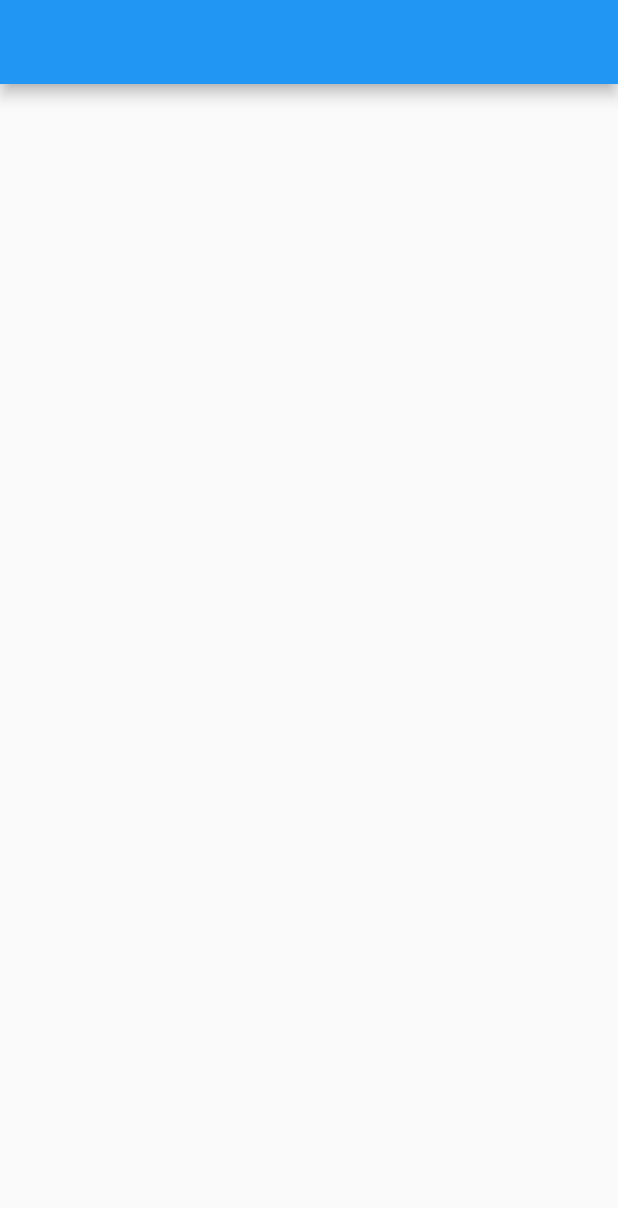
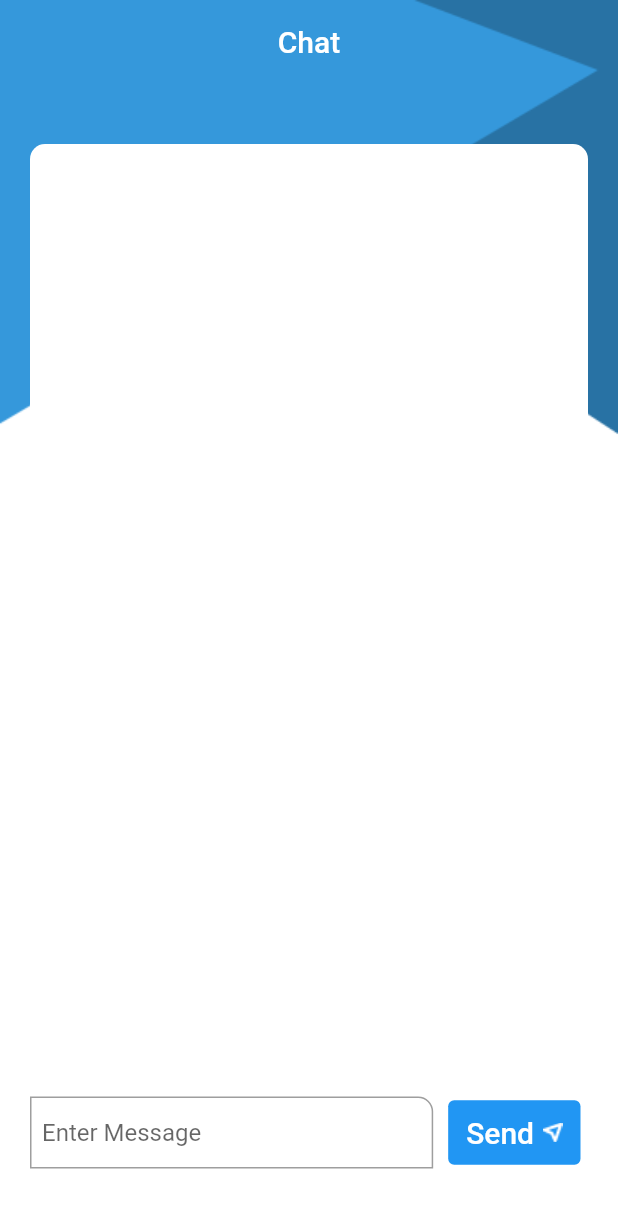
Before and after one commit to Eyadzz/chat_app, a Flutter app: the screen it shows after launch, on a phone screen of 412 x 824 dp. Shown: the top 1208 px of the screen. Run offline on Flutter 3.47's test engine with Material 2 defaults, Android fonts, the phone set to English and light mode, and no system bars.

Commit message:
add assets imageFile and create chat ui.v1

```diff
--- /dev/null
+++ b/lib/Chat.dart
@@ -0,0 +1,93 @@
+import 'package:flutter/material.dart';
+class Chat extends StatefulWidget {
+  Chat({Key key, this.title}) : super(key: key);
+  static const routeName = "chat";
+  var title;
+  @override
+  _ChatState createState() => _ChatState();
+}
+
+class _ChatState extends State<Chat> {
+  @override
+  Widget build(BuildContext context) {
+    return Stack(
+      children: [
+        Container(
+          color: Colors.white,
+          child: Image.asset('assets/images/background.png',
+            height: double.infinity,
+            width: double.infinity,
+            fit: BoxFit.fill,
+          ),
+        ),
+        Scaffold(
+          backgroundColor: Colors.transparent,
+          appBar: AppBar(
+            title: Text('Chat'),
+            backgroundColor: Colors.transparent,
+            elevation: 0,
+            centerTitle: true,
+          ),
+          body: Container(
+            margin: EdgeInsets.symmetric(vertical: 40,horizontal: 20),
+            decoration: BoxDecoration(
+              borderRadius: BorderRadius.all(Radius.circular(10)),
+              color: Colors.white,
+            ),
+            child: Column(
+              crossAxisAlignment: CrossAxisAlignment.stretch,
+              children: [
+                Expanded(
+                  child: Column(
+
+                  ),
+                ),
+                Row(
+                  children: [
+                    Expanded(
+                      child: TextField(
+                        decoration: InputDecoration(
+                            hintText: 'Enter Message',
+                            border: OutlineInputBorder(
+                              borderRadius: BorderRadius.only(topRight: Radius.circular(10)),
+                            ),
+                            contentPadding: EdgeInsets.symmetric(vertical: 1,horizontal: 8),
+                        ),
+                      ),
+                    ),
+                    Container(
+                      margin: EdgeInsets.only(left: 5),
+                      padding: EdgeInsets.all(5),
+                      child: TextButton(
+                          style: ButtonStyle(
+                            backgroundColor: MaterialStateProperty.all(Colors.blue),
+                            padding: MaterialStateProperty.all(EdgeInsets.all(4)),
+                            enableFeedback: true,
+                          ),
+                          onPressed: (){},
+                          child: Container(
+                            padding: EdgeInsets.symmetric(horizontal: 8,vertical: 6),
+                            child: Row(
+                              children: [
+                                Text('Send', style: TextStyle(
+                                  color: Colors.white,
+                                  fontSize: 20,
+                                )
+                                ),
+                                SizedBox(width: 6,),
+                                Image.asset('assets/images/submit.png'),
+                              ],
+                            ),
+                          ),
+                      ),
+                    )
+                  ],
+                )
+              ],
+            ),
+          ),
+        )
+      ],
+    );
+  }
+}
--- a/lib/Home.dart
+++ b/lib/Home.dart
@@ -2,7 +2,7 @@ import 'package:flutter/material.dart';
 
 
 class Home extends StatelessWidget {
-
+  static const routeName = 'home';
   @override
   Widget build(BuildContext context) {
     return Scaffold(
--- a/lib/main.dart
+++ b/lib/main.dart
@@ -1,8 +1,10 @@
+import 'package:chat_app/Chat.dart';
 import 'package:flutter/material.dart';
 
 import 'Home.dart';
 
 void main() {
+  WidgetsFlutterBinding.ensureInitialized();
   runApp(MyApp());
 }
 
@@ -12,7 +14,11 @@ class MyApp extends StatelessWidget {
   Widget build(BuildContext context) {
     return MaterialApp(
       debugShowCheckedModeBanner: false,
-      home: Home(),
+      initialRoute: Chat.routeName,
+      routes: {
+        Chat.routeName: (context)=> Chat(title: 'Chat',),
+        Home.routeName: (context)=> Home()
+      },
     );
   }
 }
--- a/pubspec.yaml
+++ b/pubspec.yaml
@@ -45,8 +45,8 @@ flutter:
   uses-material-design: true
 
   # To add assets to your application, add an assets section, like this:
-  # assets:
-  #   - images/a_dot_burr.jpeg
+  assets:
+    - assets/images/
   #   - images/a_dot_ham.jpeg
 
   # An image asset can refer to one or more resolution-specific "variants", see
```
Also changed, not shown: assets/images/2.0x/background@2x.png (added), assets/images/2.0x/submit@2x.png (added), assets/images/3.0x/background@3x.png (added), assets/images/3.0x/submit@3x.png (added), assets/images/background.png (added), assets/images/submit.png (added), pubspec.lock.
